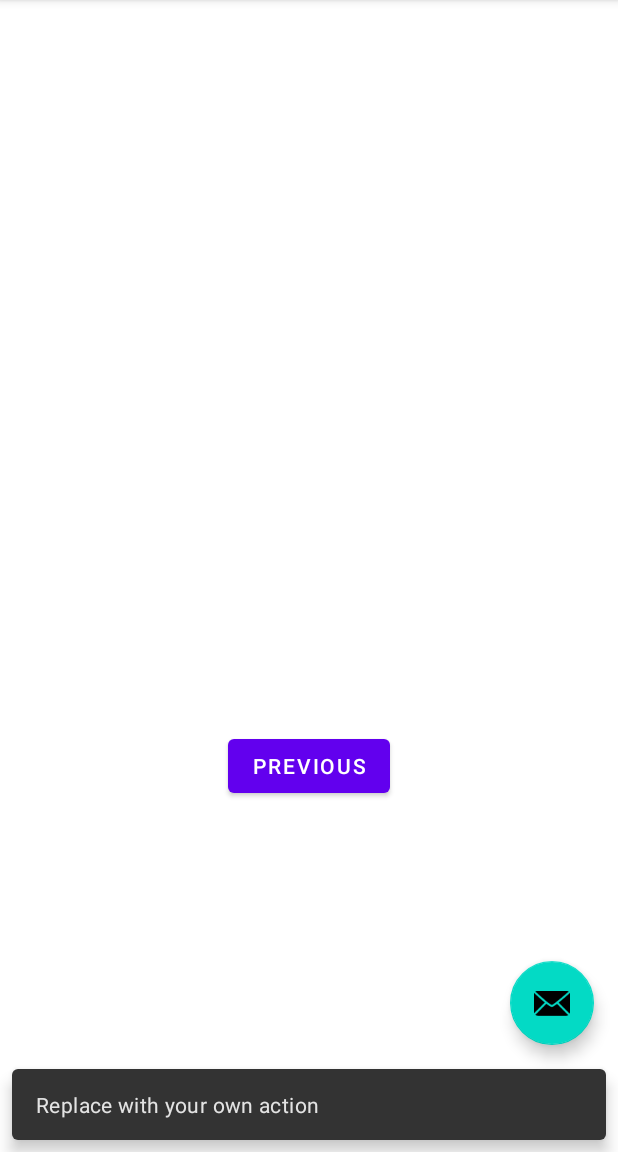
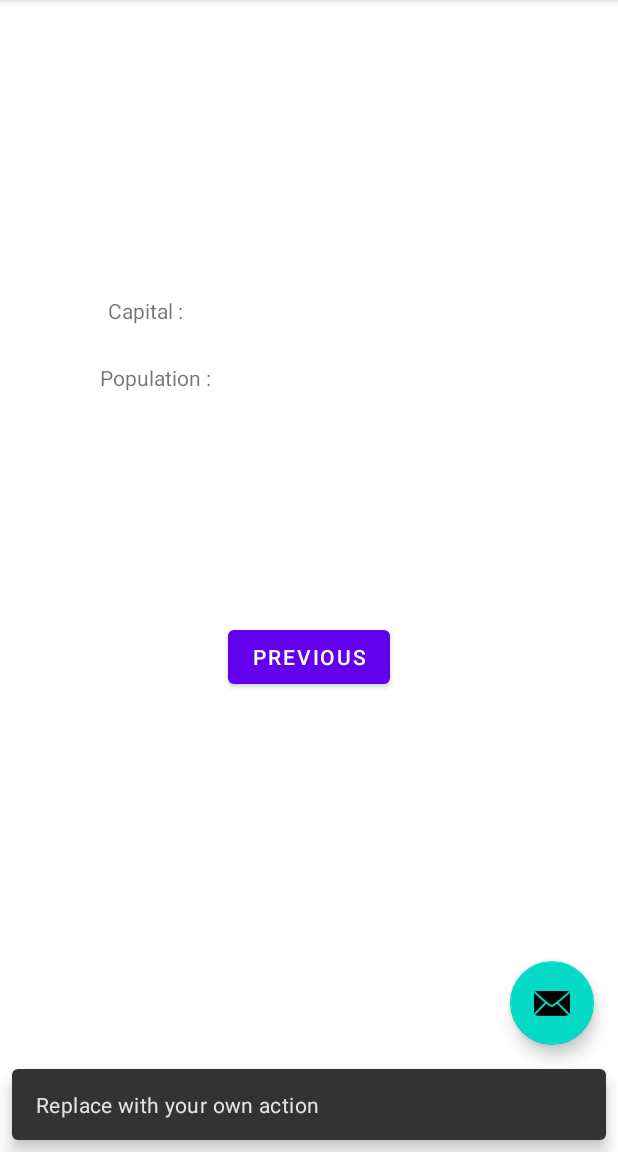
Before and after one commit to angelique-proux/Esiea3ATDProgrammationMobile, an Android app: the CountryDetailFragment screen opened through its navigation route, after a tap on an icon or button, on a phone screen of 412 x 824 dp, the part 84-1236 px from its top. Run offline under Robolectric (Android 15) with nearby library versions, the phone set to English and light mode, and no system bars; pictures from the network do not load.

Commit message:
Add text in the country detail view and change the management of RegionList.kt

```diff
--- a/app/build.gradle
+++ b/app/build.gradle
@@ -32,6 +32,14 @@ android {
     }
 }
 
+allprojects {
+    repositories {
+
+        //Repository to use Glide with SVG images
+        maven { url 'https://jitpack.io' }
+    }
+}
+
 dependencies {
 
     implementation "org.jetbrains.kotlin:kotlin-stdlib:$kotlin_version"
@@ -54,4 +62,7 @@ dependencies {
 
     //Glide
     implementation 'com.github.bumptech.glide:glide:4.12.0'
+
+    //Glide with SVG images
+    implementation 'com.github.corouteam:GlideToVectorYou:v2.0.0'
 }
--- a/app/src/main/java/com/example/esiea3atd1/presentation/detail/CountryDetailFragment.kt
+++ b/app/src/main/java/com/example/esiea3atd1/presentation/detail/CountryDetailFragment.kt
@@ -22,6 +22,10 @@ class CountryDetailFragment : Fragment() {
 
     private lateinit var textViewName: TextView
 
+    private lateinit var textViewCapital: TextView
+
+    private lateinit var textViewPopulation: TextView
+
     override fun onCreateView(
             inflater: LayoutInflater, container: ViewGroup?,
             savedInstanceState: Bundle?
@@ -37,7 +41,9 @@ class CountryDetailFragment : Fragment() {
             findNavController().navigate(R.id.NavigateToRegionList)
         }
 
-        textViewName = view.findViewById(R.id.genre_detail_name)
+        textViewName = view.findViewById(R.id.country_detail_name)
+        textViewCapital = view.findViewById(R.id.country_detail_capital_text)
+        textViewPopulation = view.findViewById(R.id.country_detail_population_text)
         callApi()
     }
 
@@ -53,6 +59,8 @@ class CountryDetailFragment : Fragment() {
             ) {
                 if(response.isSuccessful && response.body() != null){
                     textViewName.text = response.body()!!.get(0).name
+                    textViewCapital.text = response.body()!!.get(0).capital
+                    textViewPopulation.text = response.body()!!.get(0).population.toString()
                 }
             }
         })
--- a/app/src/main/java/com/example/esiea3atd1/presentation/list/CountryAdapter.kt
+++ b/app/src/main/java/com/example/esiea3atd1/presentation/list/CountryAdapter.kt
@@ -1,5 +1,7 @@
 package com.example.esiea3atd1.presentation.list
 
+import android.app.Activity
+import android.net.Uri
 import android.view.LayoutInflater
 import android.view.View
 import android.view.ViewGroup
@@ -9,6 +11,7 @@ import androidx.recyclerview.widget.RecyclerView
 import com.bumptech.glide.Glide
 import com.example.esiea3atd1.R
 import com.example.esiea3atd1.presentation.api.CountryResponse
+import com.github.twocoffeesoneteam.glidetovectoryou.GlideToVectorYou
 
 class CountryAdapter (private var dataSet: List<CountryResponse>, var listener: ((String) -> Unit)? = null ) :
     RecyclerView.Adapter<CountryAdapter.ViewHolder>() {
@@ -54,11 +57,8 @@ class CountryAdapter (private var dataSet: List<CountryResponse>, var listener:
             listener?.invoke(country.name)
         }
 
-        Glide
-            .with(viewHolder.itemView.context)
-            .load("https://raw.githubusercontent.com/PokeAPI/sprites/master/sprites/pokemon/${position + 1}.png")
-            .centerCrop()
-            .into(viewHolder.imageView)
+        /*GlideToVectorYou
+                .justLoadImage(viewHolder.imageView.context as Activity?, Uri.parse(country.flag), viewHolder.imageView)*/
     }
 
     // Return the size of your dataset (invoked by the layout manager)
--- a/app/src/main/java/com/example/esiea3atd1/presentation/list/RegionAdapter.kt
+++ b/app/src/main/java/com/example/esiea3atd1/presentation/list/RegionAdapter.kt
@@ -9,7 +9,7 @@ import androidx.recyclerview.widget.RecyclerView
 import com.bumptech.glide.Glide
 import com.example.esiea3atd1.R
 
-class RegionAdapter (private var dataSet: List<String>, var listener: ((String) -> Unit)? = null ) :
+class RegionAdapter (private var dataSet: List<Region>, var listener: ((String) -> Unit)? = null ) :
         RecyclerView.Adapter<RegionAdapter.ViewHolder>() {
 
 
@@ -37,7 +37,7 @@ class RegionAdapter (private var dataSet: List<String>, var listener: ((String)
         return ViewHolder(view)
     }
 
-    fun updateList(list: ArrayList<String>){
+    fun updateList(list: List<Region>){
         dataSet = list
         notifyDataSetChanged()
     }
@@ -47,15 +47,16 @@ class RegionAdapter (private var dataSet: List<String>, var listener: ((String)
 
         // Get element from your dataset at this position and replace the
         // contents of the view with that element
-        val region : String = dataSet[position]
-        viewHolder.textView.text = region
+        val region : Region = dataSet[position]
+        // TODO the name must be change with the language of the application
+        viewHolder.textView.text = region.frName
         viewHolder.itemView.setOnClickListener {
-            listener?.invoke(region)
+            listener?.invoke(region.enName)
         }
 
         Glide
                 .with(viewHolder.itemView.context)
-                .load("https://picsum.photos/id/${position + 200}/200/300")
+                .load("https://picsum.photos/id/${position + 199}/200/300")
                 .centerCrop()
                 .into(viewHolder.imageView)
     }
--- /dev/null
+++ b/app/src/main/java/com/example/esiea3atd1/presentation/list/RegionList.kt
@@ -0,0 +1,28 @@
+package com.example.esiea3atd1.presentation.list
+
+
+class RegionList {
+    private var regionList: List<Region>? = null
+
+    private fun setRegionList() {
+        regionList = arrayListOf<Region>().apply {
+        add(Region("Afrique", "Afrika","Africa"))
+        add(Region("Amériques", "Amerikas","Americas"))
+        add(Region("Asie", "Asien","Asia"))
+        add(Region("Europe", "Europa","Europe"))
+        add(Region("Océanie", "Ozeanien","Oceania"))
+        add(Region("Pôle", "Pol","Polar"))
+        }
+    }
+
+    fun getRegionList(): List<Region>? {
+        setRegionList()
+        return this.regionList
+    }
+}
+
+data class Region(
+        val frName : String,
+        val deName : String,
+        val enName : String
+)
--- a/app/src/main/java/com/example/esiea3atd1/presentation/list/RegionListFragment.kt
+++ b/app/src/main/java/com/example/esiea3atd1/presentation/list/RegionListFragment.kt
@@ -22,6 +22,8 @@ class RegionListFragment : Fragment() {
 
     private val layoutManager = LinearLayoutManager(context)
 
+    private val regionListAllLanguages = RegionList();
+
     override fun onCreateView(
             inflater: LayoutInflater, container: ViewGroup?,
             savedInstanceState: Bundle?
@@ -40,16 +42,10 @@ class RegionListFragment : Fragment() {
             adapter = this@RegionListFragment.adapter
         }
 
-        val musicList = arrayListOf<String>().apply {
-            add("Europe")
-            add("Africa")
-            add("Asia")
-            add("Americas")
-            add("Polar")
-            add("Oceania")
-        }
+        //Get all regions to show them
+        val regionList : List<Region> = regionListAllLanguages.getRegionList()!!
 
-        adapter.updateList(musicList)
+        adapter.updateList(regionList)
 
     }
 
--- a/app/src/main/res/layout/fragment_country_detail.xml
+++ b/app/src/main/res/layout/fragment_country_detail.xml
@@ -7,15 +7,55 @@
     tools:context=".presentation.detail.CountryDetailFragment">
 
     <TextView
-        android:id="@+id/genre_detail_name"
+        android:id="@+id/country_detail_name"
         android:layout_width="wrap_content"
         android:layout_height="wrap_content"
-        tools:text="Bulbizarre"
-        app:layout_constraintVertical_bias="0.4"
+        android:textStyle="bold"
+        app:layout_constraintBottom_toTopOf="@id/country_detail_capital_comment"
+        app:layout_constraintEnd_toEndOf="parent"
+        app:layout_constraintStart_toStartOf="parent"
+        app:layout_constraintTop_toTopOf="parent"
+        tools:text="CountryName" />
+
+    <TextView
+        android:id="@+id/country_detail_capital_comment"
+        android:layout_width="wrap_content"
+        android:layout_height="wrap_content"
+        android:text="Capital : "
         app:layout_constraintBottom_toTopOf="@id/button_second"
         app:layout_constraintEnd_toEndOf="parent"
+        app:layout_constraintHorizontal_bias="0.2"
         app:layout_constraintStart_toStartOf="parent"
         app:layout_constraintTop_toTopOf="parent" />
+
+    <TextView
+        android:id="@+id/country_detail_capital_text"
+        android:layout_width="wrap_content"
+        android:layout_height="wrap_content"
+        app:layout_constraintBottom_toTopOf="@id/button_second"
+        app:layout_constraintStart_toEndOf="@id/country_detail_capital_comment"
+        app:layout_constraintTop_toTopOf="parent"
+        tools:text="CountryCapital" />
+
+    <TextView
+        android:id="@+id/country_detail_population_comment"
+        android:layout_width="wrap_content"
+        android:layout_height="wrap_content"
+        android:text="Population : "
+        app:layout_constraintBottom_toTopOf="@id/button_second"
+        app:layout_constraintEnd_toEndOf="parent"
+        app:layout_constraintHorizontal_bias="0.2"
+        app:layout_constraintStart_toStartOf="parent"
+        app:layout_constraintTop_toTopOf="@id/country_detail_name" />
+
+    <TextView
+        android:id="@+id/country_detail_population_text"
+        android:layout_width="wrap_content"
+        android:layout_height="wrap_content"
+        app:layout_constraintBottom_toTopOf="@id/button_second"
+        app:layout_constraintStart_toEndOf="@id/country_detail_population_comment"
+        app:layout_constraintTop_toTopOf="@id/country_detail_name"
+        tools:text="CountryPopulation" />
 
     <Button
         android:id="@+id/button_second"
@@ -25,6 +65,6 @@
         app:layout_constraintBottom_toBottomOf="parent"
         app:layout_constraintEnd_toEndOf="parent"
         app:layout_constraintStart_toStartOf="parent"
-        app:layout_constraintTop_toBottomOf="@id/genre_detail_name" />
+        app:layout_constraintTop_toBottomOf="@id/country_detail_name" />
 
 </androidx.constraintlayout.widget.ConstraintLayout>
--- a/app/src/main/res/navigation/nav_graph.xml
+++ b/app/src/main/res/navigation/nav_graph.xml
@@ -41,6 +41,11 @@
             app:argType="string"
             android:defaultValue="-1" />
 
+        <argument
+            android:name="countryCapital"
+            app:argType="string"
+            android:defaultValue="-1" />
+
         <action
             android:id="@+id/NavigateToRegionList"
             app:destination="@id/RegionListFragment" />
```
